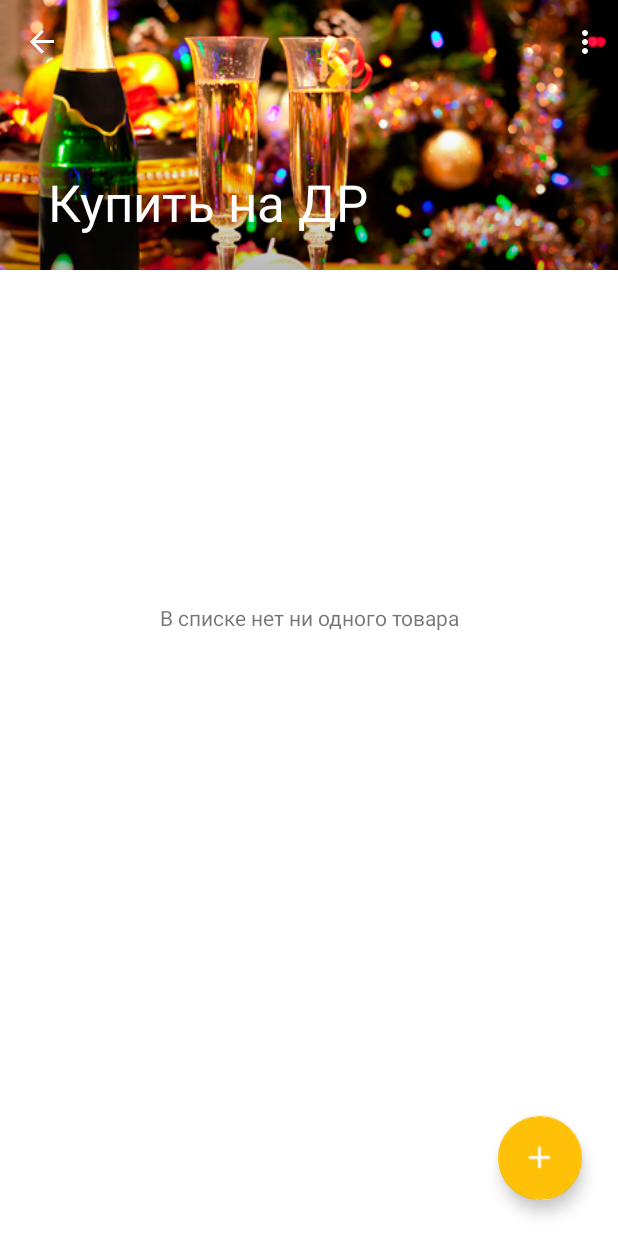
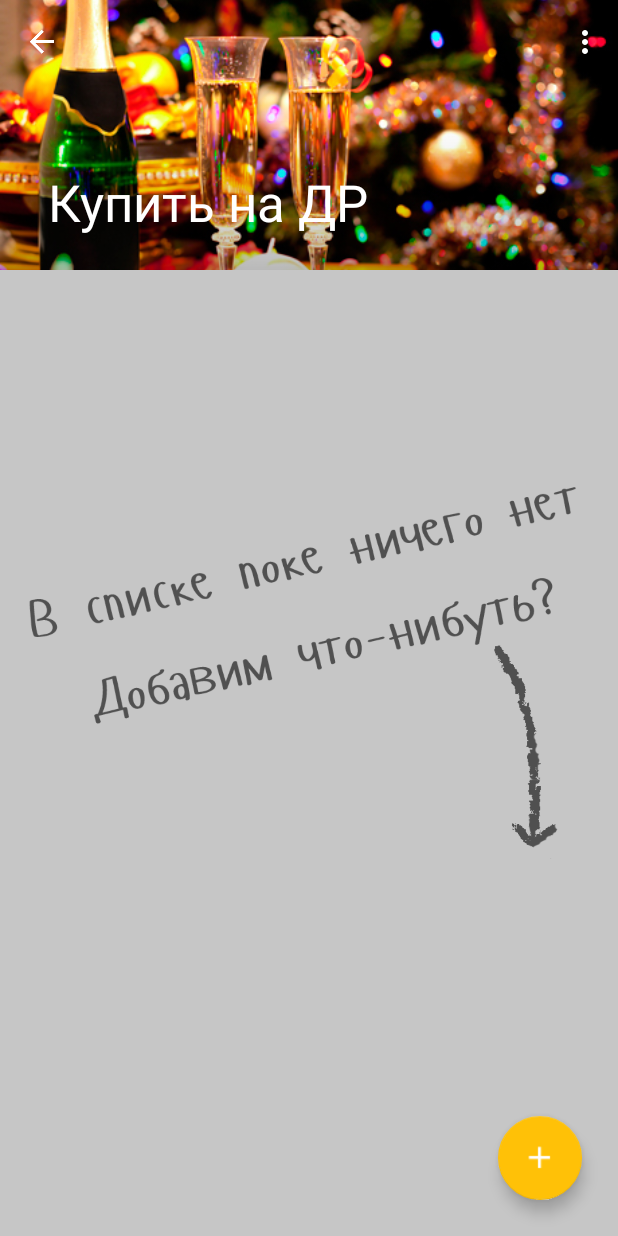
Before and after one commit to sektor-sumy/ShoppingList, an Android app: the screen it shows after launch (ShoppingListActivity), after a tap on "Купить на ДР", on a phone screen of 412 x 824 dp. Run offline under Robolectric (Android 15) with nearby library versions, the phone set to English and light mode, and no system bars; our stand-ins replace Picasso.

Commit message:
empty state of lists and the list

```diff
--- a/app/src/main/java/ru/android/ainege/shoppinglist/ui/fragments/ListsFragment.java
+++ b/app/src/main/java/ru/android/ainege/shoppinglist/ui/fragments/ListsFragment.java
@@ -47,7 +47,6 @@ public class ListsFragment extends Fragment implements LoaderManager.LoaderCallb
 	private ImageView mEmptyImage;
 	private RecyclerViewAdapter mAdapterRV;
 	private ProgressBar mProgressBar;
-	private FrameLayout mListsContainer;
 	ArrayList<List> mLists = new ArrayList<>();
 
 	@Override
@@ -75,13 +74,12 @@ public class ListsFragment extends Fragment implements LoaderManager.LoaderCallb
 			}
 		});
 
-		mListsContainer = (FrameLayout) v.findViewById(R.id.lists_container);
 		mProgressBar = (ProgressBar) v.findViewById(R.id.progressBar);
 
 		mListsRV = (RecyclerView) v.findViewById(R.id.lists);
 		mListsRV.setLayoutManager(new LinearLayoutManager(getActivity()));
 
-		mEmptyImage = (ImageView) v.findViewById(R.id.empty_list);
+		mEmptyImage = (ImageView) v.findViewById(R.id.empty_lists);
 
 		mAdapterRV = new RecyclerViewAdapter();
 		mListsRV.setAdapter(mAdapterRV);
@@ -177,12 +175,12 @@ public class ListsFragment extends Fragment implements LoaderManager.LoaderCallb
 	}
 
 	private void showEmptyStates() {
-		mListsContainer.setVisibility(View.GONE);
+		mListsRV.setVisibility(View.GONE);
 		mEmptyImage.setVisibility(View.VISIBLE);
 	}
 
 	private void hideEmptyStates() {
-		mListsContainer.setVisibility(View.VISIBLE);
+		mListsRV.setVisibility(View.VISIBLE);
 		mEmptyImage.setVisibility(View.GONE);
 	}
 
--- a/app/src/main/java/ru/android/ainege/shoppinglist/ui/fragments/ShoppingListFragment.java
+++ b/app/src/main/java/ru/android/ainege/shoppinglist/ui/fragments/ShoppingListFragment.java
@@ -28,8 +28,8 @@ import android.view.MenuInflater;
 import android.view.MenuItem;
 import android.view.View;
 import android.view.ViewGroup;
-import android.widget.FrameLayout;
 import android.widget.ImageView;
+import android.widget.LinearLayout;
 import android.widget.ProgressBar;
 import android.widget.TextView;
 
@@ -66,8 +66,8 @@ public class ShoppingListFragment extends Fragment implements LoaderManager.Load
 	private FloatingActionButton mFAB;
 	private RecyclerView mItemsListRV;
 	private TextView mSpentMoney, mTotalMoney;
-	private TextView mEmptyText;
-	private FrameLayout mListContainer;
+	private ImageView mEmptyImage;
+	private LinearLayout mListContainer;
 	private ProgressBar mProgressBar;
 	private RecyclerViewAdapter mAdapterRV;
 	private List mList;
@@ -185,8 +185,8 @@ public class ShoppingListFragment extends Fragment implements LoaderManager.Load
 		mSpentMoney = (TextView) v.findViewById(R.id.spent_money);
 		mTotalMoney = (TextView) v.findViewById(R.id.total_money);
 
-		mEmptyText = (TextView) v.findViewById(R.id.empty_list);
-		mListContainer = (FrameLayout) v.findViewById(R.id.list_container);
+		mEmptyImage = (ImageView) v.findViewById(R.id.empty_list);
+		mListContainer = (LinearLayout) v.findViewById(R.id.list_container);
 
 		mItemsListRV = (RecyclerView) v.findViewById(R.id.items_list);
 		mItemsListRV.setLayoutManager(new LinearLayoutManager(getActivity()));
@@ -451,7 +451,7 @@ public class ShoppingListFragment extends Fragment implements LoaderManager.Load
 
 	private void showEmptyStates() {
 		mListContainer.setVisibility(View.GONE);
-		mEmptyText.setVisibility(View.VISIBLE);
+		mEmptyImage.setVisibility(View.VISIBLE);
 
 		if (mActionMode != null) {
 			mActionMode.finish();
@@ -460,7 +460,7 @@ public class ShoppingListFragment extends Fragment implements LoaderManager.Load
 
 	private void hideEmptyStates() {
 		mListContainer.setVisibility(View.VISIBLE);
-		mEmptyText.setVisibility(View.GONE);
+		mEmptyImage.setVisibility(View.GONE);
 	}
 
 	private void updateData() {
--- a/app/src/main/res/layout/fragment_lists.xml
+++ b/app/src/main/res/layout/fragment_lists.xml
@@ -22,8 +22,7 @@
 		android:id="@+id/lists_container"
 		android:layout_width="match_parent"
 		android:layout_height="match_parent"
-		app:layout_behavior="@string/appbar_scrolling_view_behavior"
-		android:visibility="gone">
+		app:layout_behavior="@string/appbar_scrolling_view_behavior">
 
 		<android.support.v7.widget.RecyclerView
 			android:id="@+id/lists"
@@ -31,18 +30,18 @@
 			android:layout_height="match_parent"
 			android:paddingBottom="52dp"
 			android:clipToPadding="false"
-			android:scrollbars="vertical"/>
-	</FrameLayout>
+			android:scrollbars="vertical"
+			android:visibility="gone"/>
 
 		<ImageView
-		android:id="@+id/empty_list"
+			android:id="@+id/empty_lists"
 			android:layout_width="match_parent"
 			android:layout_height="match_parent"
-		android:layout_gravity="center_horizontal"
 			android:gravity="center"
 			android:src="@drawable/empty_lists"
 			android:background="#c6c6c6"
 			android:visibility="visible"/>
+	</FrameLayout>
 
 	<ProgressBar
 		android:id="@+id/progressBar"
--- a/app/src/main/res/layout/fragment_shopping_list.xml
+++ b/app/src/main/res/layout/fragment_shopping_list.xml
@@ -44,18 +44,18 @@
 	</android.support.design.widget.AppBarLayout>
 
 	<FrameLayout
-		android:id="@+id/list_container"
 		android:layout_width="match_parent"
 		android:layout_height="match_parent"
-		android:visibility="gone"
 		app:layout_behavior="@string/appbar_scrolling_view_behavior">
 
 		<LinearLayout
+			android:id="@+id/list_container"
 			xmlns:android="http://schemas.android.com/apk/res/android"
 			android:layout_width="match_parent"
 			android:layout_height="match_parent"
 			android:orientation="vertical"
-			android:weightSum="1">
+			android:weightSum="1"
+			android:visibility="gone">
 
 			<LinearLayout
 				android:layout_width="match_parent"
@@ -130,16 +130,17 @@
 				android:scrollbars="vertical"/>
 
 		</LinearLayout>
+
+		<ImageView
+			android:id="@+id/empty_list"
+			android:layout_width="match_parent"
+			android:layout_height="match_parent"
+			android:gravity="top"
+			android:src="@drawable/empty_list"
+			android:background="#c6c6c6"
+			android:visibility="visible"
+			/>
 	</FrameLayout>
-
-	<TextView
-		android:id="@+id/empty_list"
-		android:layout_width="wrap_content"
-		android:layout_height="match_parent"
-		android:layout_gravity="center_horizontal"
-		android:gravity="center"
-		android:text="@string/empty_list"
-		android:visibility="gone"/>
 
 	<ProgressBar
 		android:id="@+id/progressBar"
```
Also changed, not shown: app/src/main/res/drawable/empty_list.png (added). Lines whose indentation alone changed are shown as unchanged.
